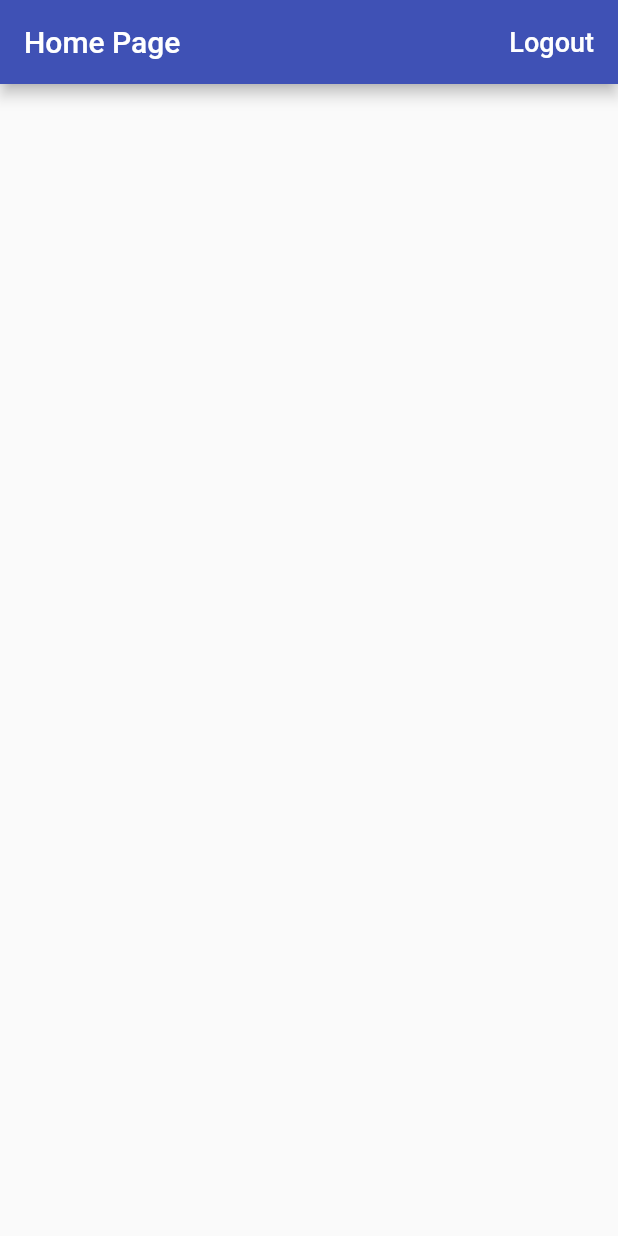
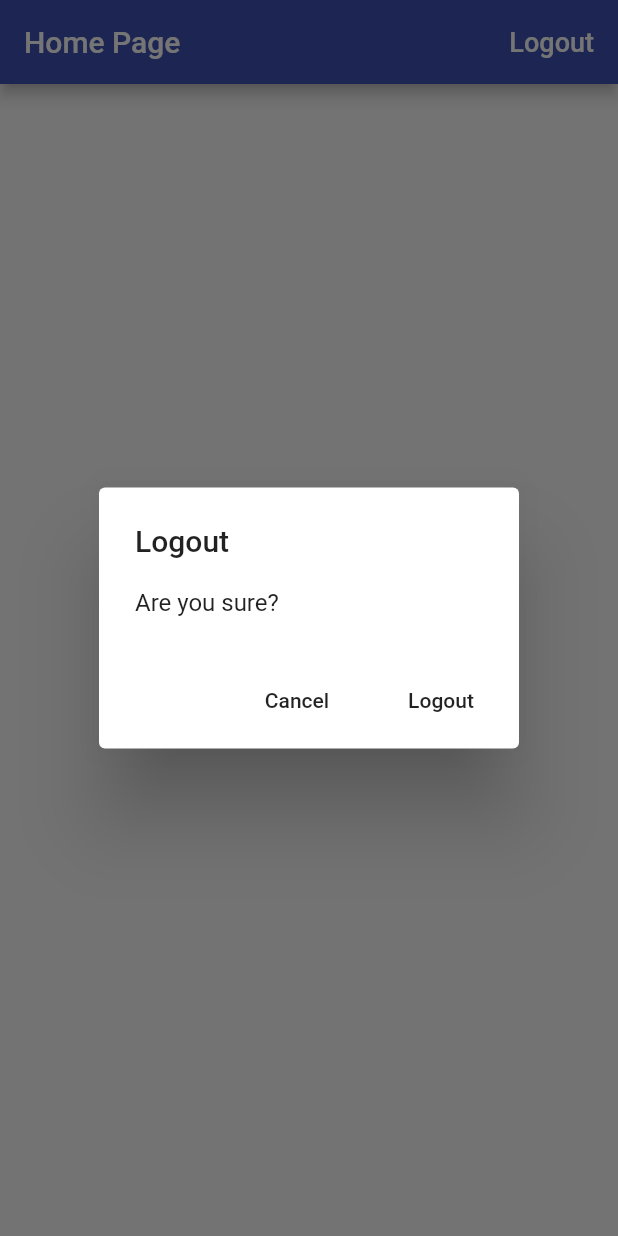
Before and after one commit to ernestkoko/time_tracker_flutter_app, a Flutter app: the screen it shows once a user with an empty profile is signed in, after a tap on "Logout", on a phone screen of 412 x 824 dp. Run offline on Flutter 3.47's test engine with Material 2 defaults, Android fonts, the phone set to English and light mode, and no system bars; our stand-ins replace firebase_auth, firebase_core, google_sign_in; accounts and stored records are empty.

Commit message:
Added Alert dialog to signout

```diff
--- a/lib/app/home_page.dart
+++ b/lib/app/home_page.dart
@@ -1,4 +1,5 @@
 import 'package:flutter/material.dart';
+import 'package:time_tracker_flutter/common_widgets/platform_alert_dialog.dart';
 import 'package:time_tracker_flutter/services/auth.dart';
 
 class HomePage extends StatelessWidget {
@@ -12,10 +13,22 @@ class HomePage extends StatelessWidget {
     try {
       print('SignIn clicked');
       await auth.signOut();
-     // onSignOut();
+      // onSignOut();
     } catch (err) {
       print(err);
     }
+  }
+
+  Future<void> _confirmSignOut(BuildContext context) async {
+   final didRequestSignOut = await PlatformAlertDialog(
+      title: "Logout",
+      content: "Are you sure?",
+      cancelActionText: "Cancel",
+      defaultActionText: "Logout",
+    ).show(context);
+   if(didRequestSignOut == true){
+     _signOut();
+   }
   }
 
   @override
@@ -25,7 +38,7 @@ class HomePage extends StatelessWidget {
         title: Text("Home Page"),
         actions: [
           FlatButton(
-              onPressed: _signOut,
+              onPressed: () => _confirmSignOut(context),
               child: Text(
                 "Logout",
                 style: TextStyle(
--- a/lib/common_widgets/platform_alert_dialog.dart
+++ b/lib/common_widgets/platform_alert_dialog.dart
@@ -9,6 +9,7 @@ class PlatformAlertDialog extends PlatformWidget {
   PlatformAlertDialog({
     @required this.title,
     @required this.content,
+    this.cancelActionText,
     @required this.defaultActionText,
   })  : assert(title != null),
         assert(content != null),
@@ -16,6 +17,7 @@ class PlatformAlertDialog extends PlatformWidget {
 
   final String title;
   final String content;
+  final String cancelActionText;
   final String defaultActionText;
 
   Future<bool> show(BuildContext context) async {
@@ -47,13 +49,24 @@ class PlatformAlertDialog extends PlatformWidget {
   }
 
   List<Widget> _buildActions(BuildContext context) {
-    return [
-      FlatButton(
+    final actions = <Widget>[];
+    if (cancelActionText != null) {
+      actions.add(
+        PlatformAlertDialogAction(
+          //dismiss the dialog
+          onPressed: () => Navigator.of(context).pop(false),
+          child: Text(cancelActionText),
+        ),
+      );
+    }
+    actions.add(
+      PlatformAlertDialogAction(
         //dismiss the dialog
-        onPressed: () => Navigator.of(context).pop(),
+        onPressed: () => Navigator.of(context).pop(true),
         child: Text(defaultActionText),
       ),
-    ];
+    );
+    return actions;
   }
 }
 
--- a/lib/common_widgets/platform_widget.dart
+++ b/lib/common_widgets/platform_widget.dart
@@ -1,6 +1,5 @@
 
 import 'dart:io';
-
 import 'package:flutter/material.dart';
 
 abstract class PlatformWidget extends StatelessWidget {
```
